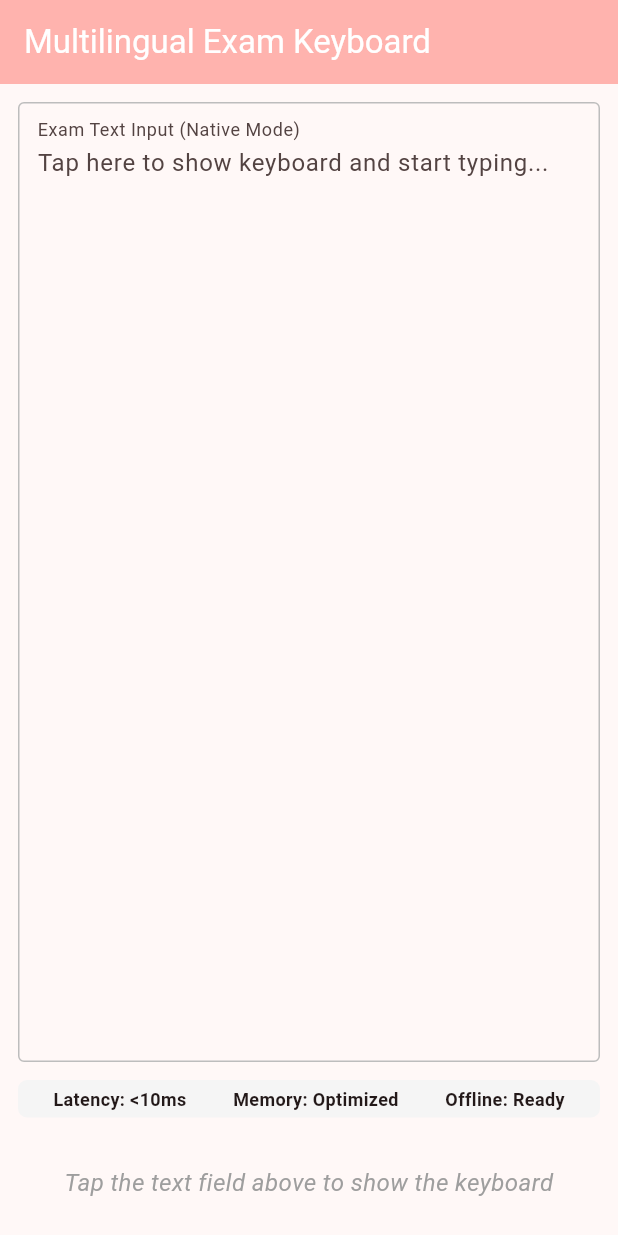
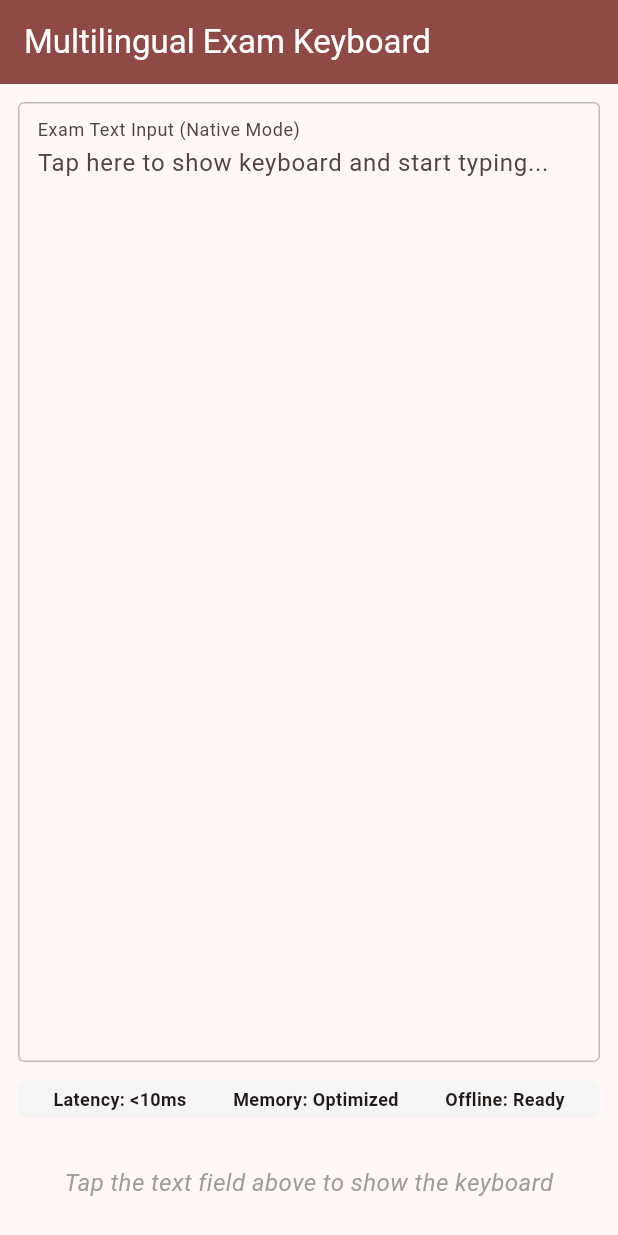
Before and after one commit to noelpinto47/multilingual_keyboard, a Flutter app: the screen it shows after launch, on a phone screen of 412 x 824 dp. Run offline on Flutter 3.47's test engine with Material 3 defaults, Android fonts, the phone set to English and light mode, and no system bars; our stand-ins replace flutter_svg.

Commit message:
feat: Update keyboard demo page and minimal exam keyboard for improved UI responsiveness

```diff
--- a/lib/pages/keyboard_demo_page.dart
+++ b/lib/pages/keyboard_demo_page.dart
@@ -46,7 +46,7 @@ class _KeyboardDemoPageState extends State<KeyboardDemoPage> {
       },
       child: Scaffold(
       appBar: AppBar(
-        backgroundColor: Theme.of(context).colorScheme.inversePrimary,
+        backgroundColor: Theme.of(context).colorScheme.primary,
         title: Text('Multilingual Exam Keyboard', style: TextStyle(color: AppColors.systemWhite)),
       ),
       body: Column(
--- a/lib/widgets/minimal_exam_keyboard.dart
+++ b/lib/widgets/minimal_exam_keyboard.dart
@@ -371,6 +371,7 @@ class _MinimalExamKeyboardState extends State<MinimalExamKeyboard> {
               color: AppColors.modalBackground,
               borderRadius: BorderRadius.circular(16),
             ),
+            child: SingleChildScrollView(
               child: Column(
                 mainAxisSize: MainAxisSize.min,
                 crossAxisAlignment: CrossAxisAlignment.start,
@@ -465,6 +466,7 @@ class _MinimalExamKeyboardState extends State<MinimalExamKeyboard> {
                     ),
                   ),
                 ],
+              ),
             ),
           ),
         );
```
Lines whose indentation alone changed are shown as unchanged.
